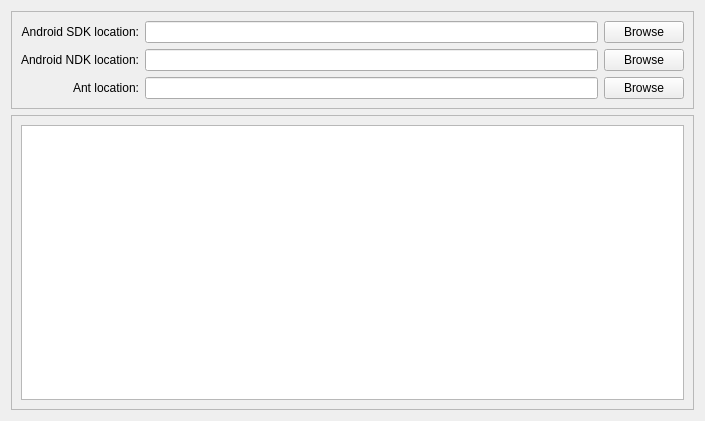
KDE/android-qt-creator, file src/plugins/qt4projectmanager/qt-android/androidsettingswidget.ui: the form before one commit.
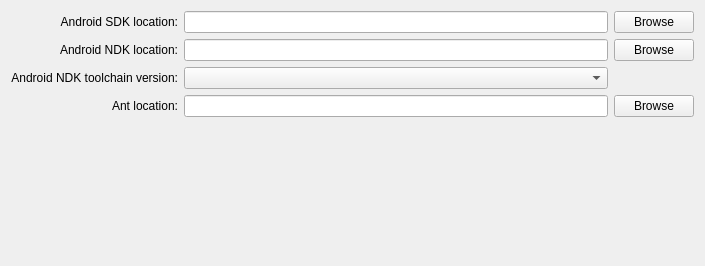
The form after the commit.

Commit message:
Integrate android-qt-creator with android-lighthouse
Cleanup++

```diff
--- a/src/plugins/qt4projectmanager/qt-android/androidsettingswidget.ui
+++ b/src/plugins/qt4projectmanager/qt-android/androidsettingswidget.ui
@@ -7,21 +7,12 @@
     <x>0</x>
     <y>0</y>
     <width>705</width>
-    <height>421</height>
+    <height>266</height>
    </rect>
   </property>
   <property name="windowTitle">
    <string>Android Configuration</string>
   </property>
-  <layout class="QVBoxLayout" name="verticalLayout_2">
-   <item>
-    <widget class="QFrame" name="frame_2">
-     <property name="frameShape">
-      <enum>QFrame::StyledPanel</enum>
-     </property>
-     <property name="frameShadow">
-      <enum>QFrame::Raised</enum>
-     </property>
      <layout class="QGridLayout" name="gridLayout">
       <item row="0" column="0">
        <widget class="QLabel" name="SDKLocationLabel">
@@ -64,6 +55,19 @@
        </widget>
       </item>
       <item row="2" column="0">
+    <widget class="QLabel" name="NDKToolchainVersionLabel">
+     <property name="text">
+      <string>Android NDK toolchain version:</string>
+     </property>
+     <property name="alignment">
+      <set>Qt::AlignRight|Qt::AlignTrailing|Qt::AlignVCenter</set>
+     </property>
+    </widget>
+   </item>
+   <item row="2" column="1">
+    <widget class="QComboBox" name="toolchainVersionComboBox"/>
+   </item>
+   <item row="3" column="0">
        <widget class="QLabel" name="AntLocationLabel">
         <property name="text">
          <string>Ant location:</string>
@@ -73,36 +77,28 @@
         </property>
        </widget>
       </item>
-      <item row="2" column="1">
+   <item row="3" column="1">
        <widget class="QLineEdit" name="AntLocationLineEdit"/>
       </item>
-      <item row="2" column="2">
+   <item row="3" column="2">
        <widget class="QPushButton" name="AntLocationPushButton">
         <property name="text">
          <string>Browse</string>
         </property>
        </widget>
       </item>
-     </layout>
-    </widget>
-   </item>
-   <item>
-    <widget class="QFrame" name="devicesFrame">
-     <property name="enabled">
-      <bool>true</bool>
+   <item row="4" column="1">
+    <spacer name="verticalSpacer">
+     <property name="orientation">
+      <enum>Qt::Vertical</enum>
      </property>
-     <property name="frameShape">
-      <enum>QFrame::StyledPanel</enum>
+     <property name="sizeHint" stdset="0">
+      <size>
+       <width>20</width>
+       <height>127</height>
+      </size>
      </property>
-     <property name="frameShadow">
-      <enum>QFrame::Raised</enum>
-     </property>
-     <layout class="QVBoxLayout" name="verticalLayout">
-      <item>
-       <widget class="QTableView" name="tableView"/>
-      </item>
-     </layout>
-    </widget>
+    </spacer>
    </item>
   </layout>
  </widget>
```
Left out of the diff: 101 changed lines with no effect on the pictures. Lines whose indentation alone changed are shown as unchanged. The commit also changes 18 other files.
